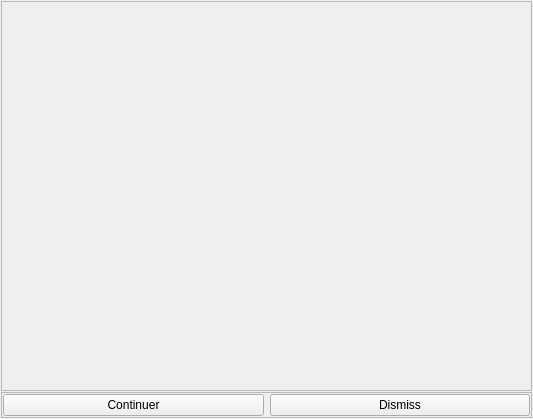
PauloCarvalhoRJ/gammaray, file imagejockey/widgets/ijquick3dviewer.ui: the form before one commit.
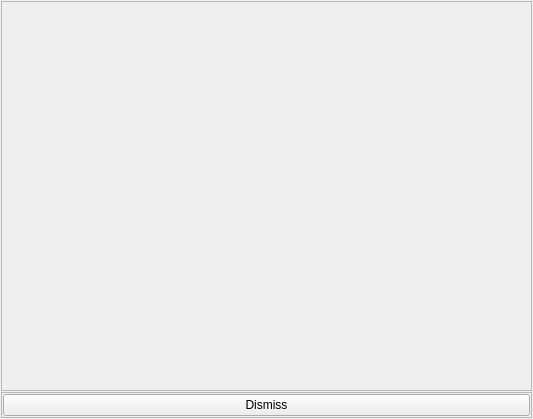
The form after the commit.

Commit message: IJQuick3DViwer: removed unnecessary button/.

Diff of the .ui file:
```diff
--- a/imagejockey/widgets/ijquick3dviewer.ui
+++ b/imagejockey/widgets/ijquick3dviewer.ui
@@ -53,13 +53,6 @@
       <property name="margin">
        <number>1</number>
       </property>
-      <item>
-       <widget class="QPushButton" name="btnContinue">
-        <property name="text">
-         <string>Continuer</string>
-        </property>
-       </widget>
-      </item>
       <item>
        <widget class="QPushButton" name="btnDismiss">
         <property name="text">
```
Left out of the diff: 17 changed lines with no effect on the pictures. The commit also changes 2 other files.
